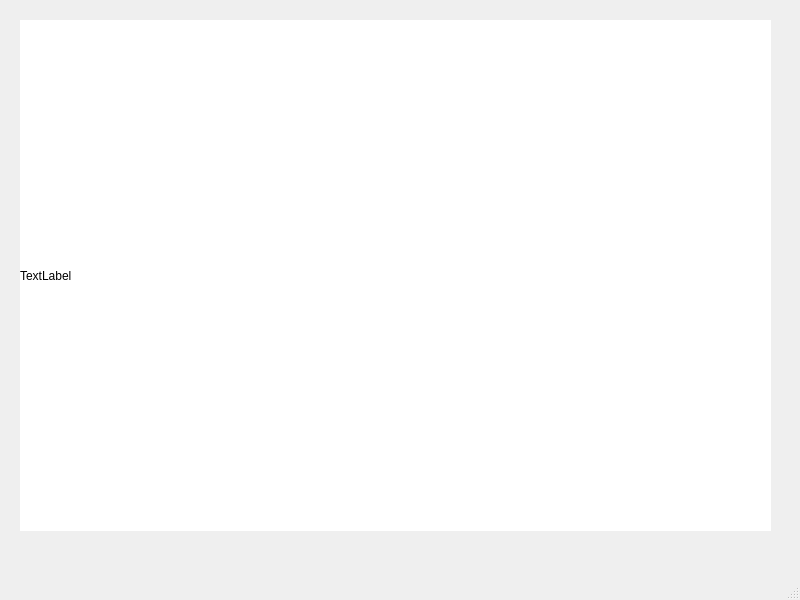
Above: UI files/Guide_page.ui from tikna1234/minor-project before the change. Below: the same form after it.
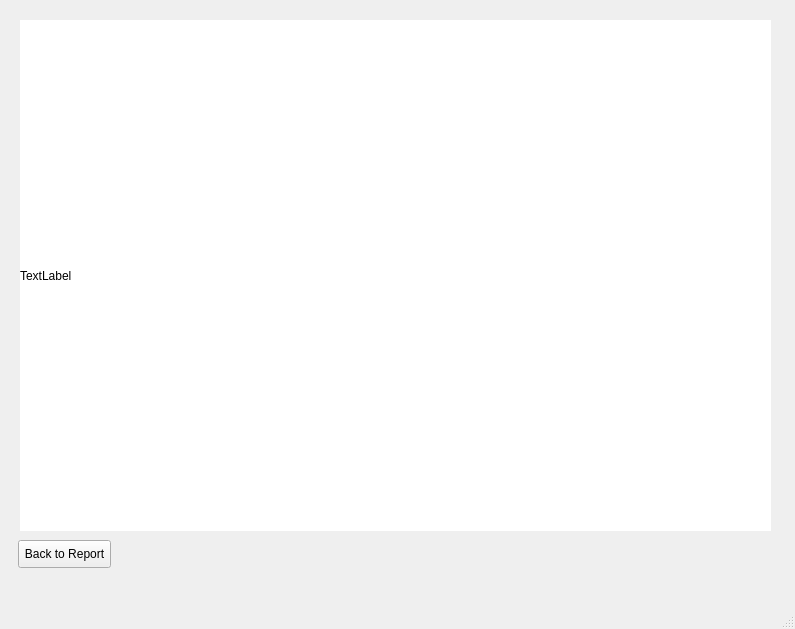
That is the form after the change.

Diff of the .ui file:
```diff
--- a/UI files/Guide_page.ui
+++ b/UI files/Guide_page.ui
@@ -6,8 +6,8 @@
    <rect>
     <x>0</x>
     <y>0</y>
-    <width>800</width>
-    <height>600</height>
+    <width>795</width>
+    <height>629</height>
    </rect>
   </property>
   <property name="windowTitle">
@@ -30,6 +30,19 @@
      <string>TextLabel</string>
     </property>
    </widget>
+   <widget class="QPushButton" name="BackButton">
+    <property name="geometry">
+     <rect>
+      <x>18</x>
+      <y>540</y>
+      <width>93</width>
+      <height>28</height>
+     </rect>
+    </property>
+    <property name="text">
+     <string>Back to Report</string>
+    </property>
+   </widget>
   </widget>
   <widget class="QMenuBar" name="menubar">
    <property name="geometry">
```
Left out of the diff: 2 changed lines with no effect on the pictures.
